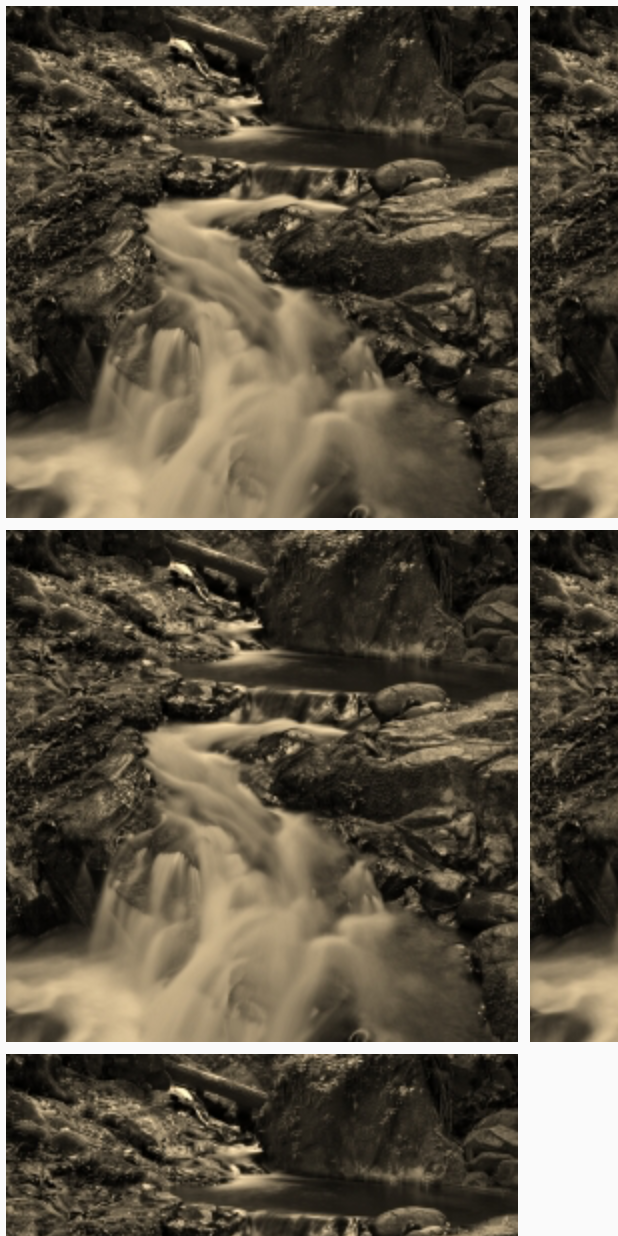
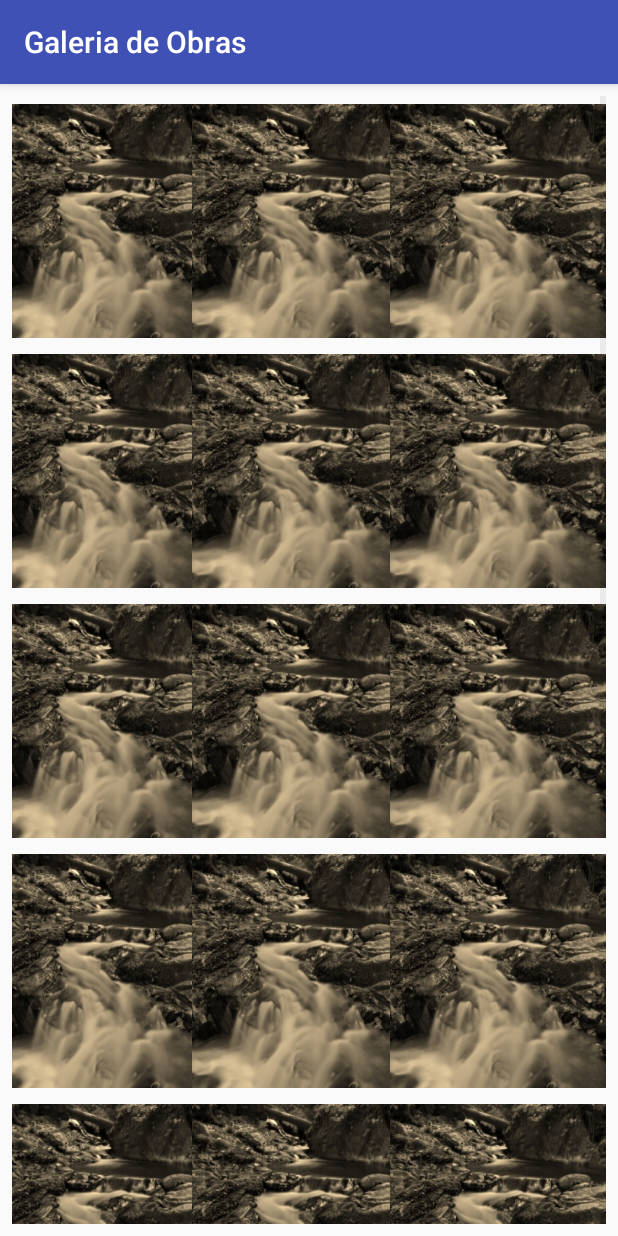
Before and after one commit to hallpaz/Criativo, an Android app: the PieceGalleryActivity screen opened directly, with no data from a screen before it, on a phone screen of 412 x 824 dp. Run offline under Robolectric (Android 15) with nearby library versions, the phone set to English and light mode, and no system bars.

Commit message:
grid view finished

```diff
--- a/app/src/main/AndroidManifest.xml
+++ b/app/src/main/AndroidManifest.xml
@@ -26,7 +26,7 @@
         <activity
             android:name=".PieceGalleryActivity"
             android:label="@string/title_activity_piece_gallery"
-            android:theme="@style/AppTheme.NoActionBar" >
+            android:theme="@style/AppTheme" >
         </activity>
     </application>
 
--- /dev/null
+++ b/app/src/main/java/hackathon/com/museuimpressoes/ImageAdapter.java
@@ -0,0 +1,85 @@
+package hackathon.com.museuimpressoes;
+
+import android.content.Context;
+import android.view.View;
+import android.view.ViewGroup;
+import android.widget.BaseAdapter;
+import android.widget.GridView;
+import android.widget.ImageView;
+
+/**
+ * Created by hallpaz on 10/10/2015.
+ */
+public class ImageAdapter extends BaseAdapter {
+
+    private Context myContext;
+    private int squareSize = 250;
+    // references to our images
+    private Integer[] mThumbIds = {
+            R.drawable.sepia_nature, R.drawable.sepia_nature,
+            R.drawable.sepia_nature, R.drawable.sepia_nature,
+            R.drawable.sepia_nature, R.drawable.sepia_nature,
+            R.drawable.sepia_nature, R.drawable.sepia_nature,
+            R.drawable.sepia_nature, R.drawable.sepia_nature,
+            R.drawable.sepia_nature, R.drawable.sepia_nature,
+            R.drawable.sepia_nature, R.drawable.sepia_nature,
+            R.drawable.sepia_nature, R.drawable.sepia_nature,
+            R.drawable.sepia_nature, R.drawable.sepia_nature,
+            R.drawable.sepia_nature, R.drawable.sepia_nature
+    };
+
+
+    public ImageAdapter(Context c) {
+        myContext = c;
+    }
+
+
+    @Override
+    public int getCount() {
+        return mThumbIds.length;
+    }
+
+    @Override
+    public Object getItem(int position) {
+        return null;
+    }
+
+    @Override
+    public long getItemId(int position) {
+        return 0;
+    }
+
+    @Override
+    public View getView(int position, View convertView, ViewGroup parent) {
+        ImageView imageView;
+        if (convertView == null) {
+            // if it's not recycled, initialize some attributes
+            imageView = new ImageView(myContext);
+            imageView.setLayoutParams(new GridView.LayoutParams(squareSize, squareSize));
+            imageView.setScaleType(ImageView.ScaleType.CENTER_CROP);
+            imageView.setPadding(8, 8, 8, 8);
+        } else {
+            imageView = (ImageView) convertView;
+        }
+
+        imageView.setImageResource(mThumbIds[position]);
+        return imageView;
+
+    }
+    /*
+    public View getView(int position, View convertView, ViewGroup parent) {
+        ImageButton imageButton;
+        if (convertView == null) {
+            // if it's not recycled, initialize some attributes
+            imageButton = new ImageButton(myContext);
+            imageButton.setLayoutParams(new GridView.LayoutParams(squareSize, squareSize));
+            imageButton.setScaleType(ImageView.ScaleType.CENTER_CROP);
+            imageButton.setPadding(8, 8, 8, 8);
+        } else {
+            imageButton = (imageButton) convertView;
+        }
+
+        imageButton.setImageResource(mThumbIds[position]);
+        return imageButton;
+     */
+}
--- a/app/src/main/java/hackathon/com/museuimpressoes/PieceGalleryActivity.java
+++ b/app/src/main/java/hackathon/com/museuimpressoes/PieceGalleryActivity.java
@@ -11,34 +11,47 @@ import android.support.v7.app.AppCompatActivity;
 import android.support.v7.widget.Toolbar;
 import android.util.Log;
 import android.view.View;
+import android.widget.AdapterView;
 import android.widget.GridLayout;
+import android.widget.GridView;
 import android.widget.ImageView;
 import android.widget.LinearLayout;
+import android.widget.Toast;
 
 public class PieceGalleryActivity extends AppCompatActivity implements View.OnClickListener {
     private final String TAG = "PieceGallery";
 
-    private GridLayout imageGrid;
+    private GridView imageGrid;
 
     @Override
     protected void onCreate(Bundle savedInstanceState) {
         super.onCreate(savedInstanceState);
         setContentView(R.layout.activity_piece_gallery);
 
-        imageGrid = (GridLayout) findViewById(R.id.imageGrid);
+        imageGrid = (GridView) findViewById(R.id.imageGrid);
+        imageGrid.setAdapter(new ImageAdapter(this));
+        imageGrid.setOnItemClickListener(new AdapterView.OnItemClickListener() {
+            public void onItemClick(AdapterView<?> parent, View v,
+                                    int position, long id) {
+                Toast.makeText(PieceGalleryActivity.this, "" + position,
+                        Toast.LENGTH_SHORT).show();
+            }
+        });
 
-        BitmapFactory.Options bitmapOptions = new BitmapFactory.Options();
+        /*BitmapFactory.Options bitmapOptions = new BitmapFactory.Options();
 
         for(int i = 0; i < 7; ++i){
             Bitmap bm = BitmapFactory.decodeResource(getResources(), R.drawable.sepia_nature, bitmapOptions);
             ImageView image = new ImageView(this);
             image.setImageBitmap(bm);
+            image.setLayoutParams(new GridView.LayoutParams(250, 250));
+            image.setScaleType(ImageView.ScaleType.CENTER_CROP);
 
 
             imageGrid.addView(image);
 
             image.setOnClickListener(this);
-        }
+        }*/
 
     }
 
@@ -50,5 +63,4 @@ public class PieceGalleryActivity extends AppCompatActivity implements View.OnCl
         Log.d(TAG, "Should be showing details");
     }
 
-
 }
--- a/app/src/main/res/layout/content_piece_gallery.xml
+++ b/app/src/main/res/layout/content_piece_gallery.xml
@@ -1,28 +1,11 @@
 <?xml version="1.0" encoding="utf-8"?>
-<android.support.v4.widget.NestedScrollView
-    xmlns:android="http://schemas.android.com/apk/res/android"
-    xmlns:tools="http://schemas.android.com/tools"
-    xmlns:app="http://schemas.android.com/apk/res-auto"
-    app:layout_behavior="@string/appbar_scrolling_view_behavior"
-    tools:showIn="@layout/activity_piece_gallery"
-    android:id="@+id/imageScrollView"
+
+<GridView xmlns:android="http://schemas.android.com/apk/res/android"
+    android:id="@+id/imageGrid"
     android:layout_width="match_parent"
     android:layout_height="match_parent"
-    tools:context="hackathon.com.museuimpressoes.PieceGalleryActivity">
-
-    <!-- <LinearLayout
-        android:id="@+id/imageGrid"
-        android:orientation="vertical"
-        android:layout_width="match_parent"
-        android:layout_height="fill_parent"
-        >
-    </LinearLayout> -->
-    <GridLayout
-        android:id="@+id/imageGrid"
-        android:layout_width="fill_parent"
-        android:layout_height="fill_parent"
-        android:columnCount="3"
-        android:useDefaultMargins="true">
-    </GridLayout>
-
-</android.support.v4.widget.NestedScrollView>
+    android:numColumns="3"
+    android:layout_margin="8dp"
+    android:stretchMode="columnWidth"
+    android:gravity="center"
+    />
--- a/app/src/main/res/values/strings.xml
+++ b/app/src/main/res/values/strings.xml
@@ -5,7 +5,7 @@
     <string name="section_format">Hello World from section: %1$d</string>
     <string name="title_activity_teste">TesteActivity</string>
     <string name="title_activity_scrolling">ScrollingActivity</string>
-    <string name="title_activity_piece_gallery">Piece Gallery</string>
+    <string name="title_activity_piece_gallery">Galeria de Obras</string>
     <string name="large_text">
         "Material is the metaphor.\n\n"
 
```
